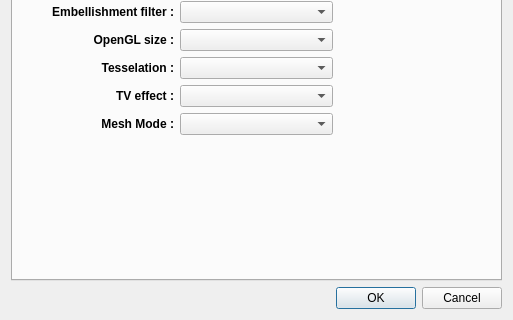
The window that yabause/src/qt/ui/UISettings.ui (Yabause/yabause) describes before a commit, drawn with Qt 5; both pictures show x 0 to 513 and y 243 to 563 of the 513 by 563 pixel window.
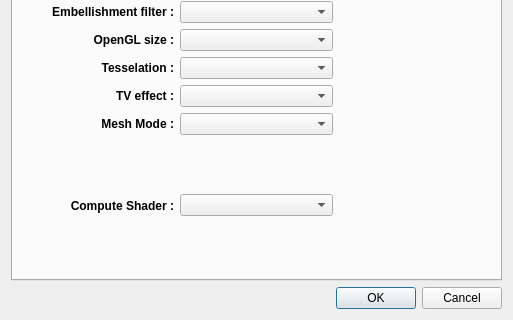
The same window after the commit. The open tabs and pages were chosen to show the change. Custom widgets are drawn as their Qt base class.

Commit message: Add compute shader support as an option - only support RBG0 layer for now

```diff
--- a/yabause/src/qt/ui/UISettings.ui
+++ b/yabause/src/qt/ui/UISettings.ui
@@ -429,6 +429,28 @@
     <item row="24" column="1">
       <widget class="QComboBox" name="cbMeshModeFilter"/>
     </item>
+    <item row="25" column="0">
+			<widget class="QLabel" name="Compute Shader">
+				<property name="font">
+				<font>
+					<weight>75</weight>
+					<bold>true</bold>
+				</font>
+				</property>
+				<property name="text">
+					<string>Compute Shader :</string>
+				</property>
+				<property name="textFormat">
+					<enum>Qt::PlainText</enum>
+				</property>
+				<property name="alignment" >
+					<set>Qt::AlignRight|Qt::AlignVCenter</set>
+				</property>
+			</widget>
+		</item>
+    <item row="25" column="1">
+      <widget class="QComboBox" name="cbComputeShader"/>
+    </item>
       </layout>
      </widget>
      <widget class="QWidget" name="wSound">
```
The commit also changes 14 other files.
